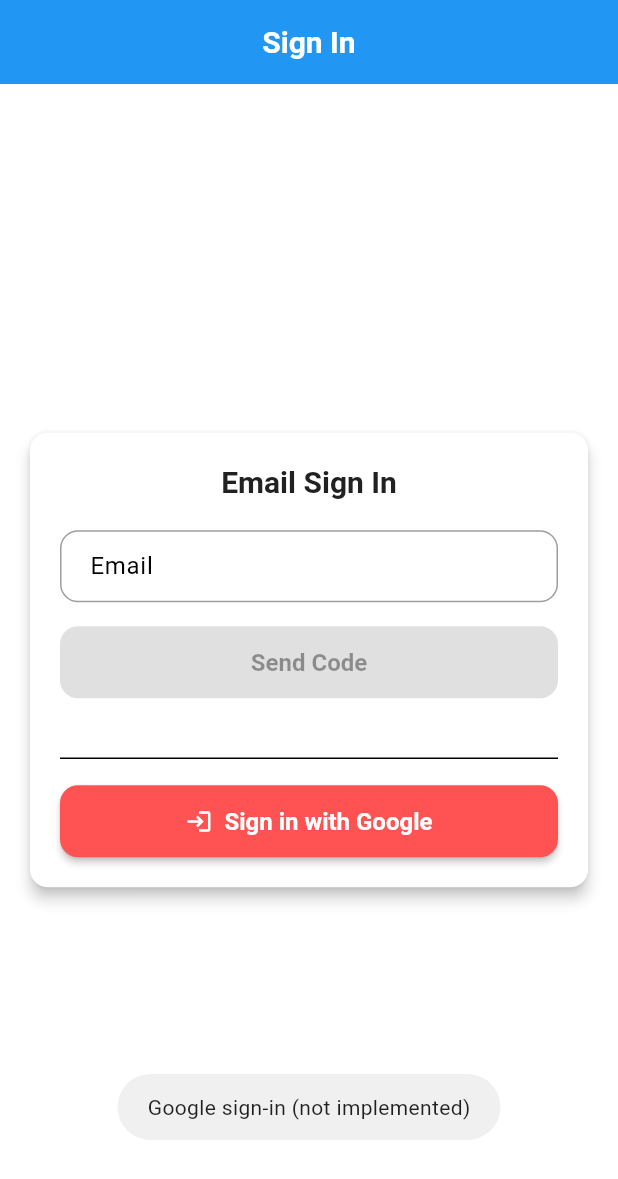
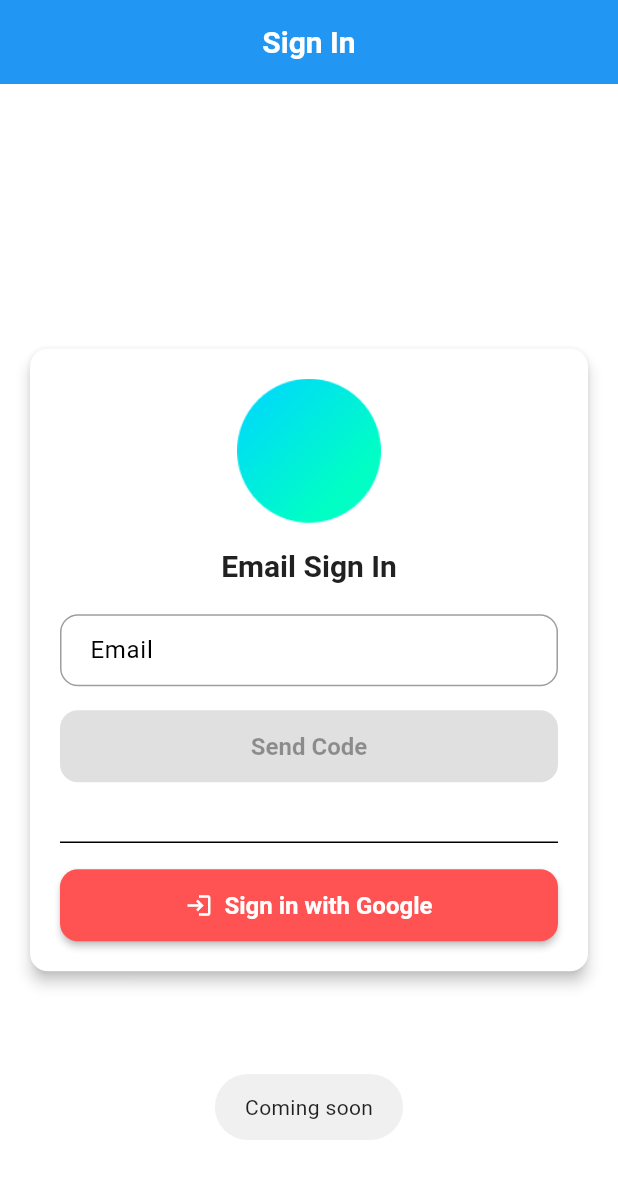
Before and after one commit to sihai-org/SmartDisplayMobile, a Flutter app: the screen it shows after launch, after a tap on "Sign in with Google", on a phone screen of 412 x 824 dp. Shown: the top 1179 px of the screen. Run offline on Flutter 3.47's test engine with Material 3 defaults, Android fonts, the phone set to English and light mode, and no system bars; our stand-ins replace app_links, equatable, flutter_riverpod, flutter_secure_storage, fluttertoast, freezed_annotation and 4 more; missing offline and left inert: cryptography, flutter_reactive_ble, mobile_scanner; accounts and stored records are empty.

Commit message:
wip: ui_splash

```diff
--- a/lib/l10n/app_en.arb
+++ b/lib/l10n/app_en.arb
@@ -32,6 +32,8 @@
   "page_not_exist": "Requested page does not exist: {path}",
   "back_to_home": "Back to Home",
   "splash_loading": "Loading...",
+  "splash_title": "Hello",
+  "splash_subtitle": "Datou SmartDisplay",
   "login_title": "Sign In",
   "login_button": "Log in",
   "login_email": "Email",
@@ -65,7 +67,7 @@
   "signin_with_google": "Sign in with Google",
   "signout_failed": "Sign out failed: {error}"
   ,
-  "google_signin_placeholder": "Google sign-in (not implemented)"
+  "google_signin_placeholder": "Coming soon"
   ,
   "welcome_title": "Welcome to SmartDisplay",
   "welcome_hint": "Scan the QR code on the display to provision Wi‑Fi",
--- a/lib/l10n/app_localizations.dart
+++ b/lib/l10n/app_localizations.dart
@@ -269,6 +269,18 @@
   /// **'Loading...'**
   String get splash_loading;
 
+  /// No description provided for @splash_title.
+  ///
+  /// In en, this message translates to:
+  /// **'Hello'**
+  String get splash_title;
+
+  /// No description provided for @splash_subtitle.
+  ///
+  /// In en, this message translates to:
+  /// **'Datou SmartDisplay'**
+  String get splash_subtitle;
+
   /// No description provided for @login_email.
   ///
   /// In en, this message translates to:
@@ -446,7 +458,7 @@
   /// No description provided for @google_signin_placeholder.
   ///
   /// In en, this message translates to:
-  /// **'Google sign-in (not implemented)'**
+  /// **'Coming soon'**
   String get google_signin_placeholder;
 
   /// No description provided for @welcome_title.
--- a/lib/l10n/app_localizations_en.dart
+++ b/lib/l10n/app_localizations_en.dart
@@ -98,6 +98,12 @@
   String get splash_loading => 'Loading...';
 
   @override
+  String get splash_title => 'Hello';
+
+  @override
+  String get splash_subtitle => 'Datou SmartDisplay';
+
+  @override
   String get login_email => 'Email';
 
   @override
@@ -195,7 +201,7 @@
   }
 
   @override
-  String get google_signin_placeholder => 'Google sign-in (not implemented)';
+  String get google_signin_placeholder => 'Coming soon';
 
   @override
   String get welcome_title => 'Welcome to SmartDisplay';
--- a/lib/l10n/app_localizations_zh.dart
+++ b/lib/l10n/app_localizations_zh.dart
@@ -98,6 +98,12 @@
   String get splash_loading => '加载中...';
 
   @override
+  String get splash_title => '你好';
+
+  @override
+  String get splash_subtitle => '大头智显';
+
+  @override
   String get login_email => '邮箱';
 
   @override
@@ -195,7 +201,7 @@
   }
 
   @override
-  String get google_signin_placeholder => 'Google 登录入口（暂未实现）';
+  String get google_signin_placeholder => '敬请期待';
 
   @override
   String get welcome_title => '欢迎使用大头智显';
--- a/lib/l10n/app_zh.arb
+++ b/lib/l10n/app_zh.arb
@@ -32,6 +32,8 @@
   "page_not_exist": "请求的页面不存在: {path}",
   "back_to_home": "返回首页",
   "splash_loading": "加载中...",
+  "splash_title": "你好",
+  "splash_subtitle": "大头智显",
   "login_title": "登录",
   "login_button": "登录",
   "login_email": "邮箱",
@@ -65,7 +67,7 @@
   "signin_with_google": "使用 Google 登录",
   "signout_failed": "退出失败: {error}"
   ,
-  "google_signin_placeholder": "Google 登录入口（暂未实现）"
+  "google_signin_placeholder": "敬请期待"
   ,
   "welcome_title": "欢迎使用大头智显",
   "welcome_hint": "请扫描显示器上的二维码为显示器配置网络",
--- a/lib/presentation/pages/login_page.dart
+++ b/lib/presentation/pages/login_page.dart
@@ -163,6 +163,21 @@
                 child: Column(
                   crossAxisAlignment: CrossAxisAlignment.stretch,
                   children: [
+                    // App Logo
+                    Center(
+                      child: SizedBox(
+                        width: 96,
+                        height: 96,
+                        child: ClipRRect(
+                          borderRadius: BorderRadius.circular(20),
+                          child: Image.asset(
+                            'assets/images/logo.png',
+                            fit: BoxFit.contain,
+                          ),
+                        ),
+                      ),
+                    ),
+                    const SizedBox(height: 16),
                     Text(l10n.email_signin,
                         style: Theme.of(context).textTheme.titleLarge,
                         textAlign: TextAlign.center),
--- a/lib/presentation/pages/splash_page.dart
+++ b/lib/presentation/pages/splash_page.dart
@@ -145,8 +145,9 @@
 
   @override
   Widget build(BuildContext context) {
+    final isDark = Theme.of(context).brightness == Brightness.dark;
     return Scaffold(
-      backgroundColor: Theme.of(context).colorScheme.primary,
+      backgroundColor: isDark ? Colors.black : Colors.white,
       body: Center(
         child: AnimatedBuilder(
           animation: _animationController,
@@ -158,65 +159,33 @@
                 child: Column(
                   mainAxisAlignment: MainAxisAlignment.center,
                   children: [
-                    // App Icon
-                    Container(
+                    // App Logo
+                    SizedBox(
                       width: 120,
                       height: 120,
-                      decoration: BoxDecoration(
-                        color: Colors.white,
+                      child: ClipRRect(
                         borderRadius: BorderRadius.circular(24),
-                        boxShadow: [
-                          BoxShadow(
-                            color: Colors.black.withOpacity(0.2),
-                            blurRadius: 10,
-                            offset: const Offset(0, 4),
-                          ),
-                        ],
-                      ),
-                      child: const Icon(
-                        Icons.wifi_protected_setup,
-                        size: 64,
-                        color: Color(0xFF2196F3),
+                        child: Image.asset(
+                          'assets/images/logo.png',
+                          fit: BoxFit.contain,
+                        ),
                       ),
                     ),
-                    const SizedBox(height: 32),
-
-                    // App Name
+                    const SizedBox(height: 24),
                     Text(
-                      AppConstants.appName,
-                      style:
-                          Theme.of(context).textTheme.headlineMedium?.copyWith(
-                                color: Colors.white,
-                                fontWeight: FontWeight.bold,
-                              ),
-                    ),
-                    const SizedBox(height: 16),
-
-                    // App Description
-                    Text(
-                      context.l10n.appTitle,
-                      style: Theme.of(context).textTheme.titleMedium?.copyWith(
-                            color: Colors.white.withOpacity(0.9),
+                      context.l10n.splash_title,
+                      style: Theme.of(context).textTheme.headlineMedium?.copyWith(
+                            color: isDark ? Colors.white : Colors.black,
+                            fontWeight: FontWeight.bold,
                           ),
                     ),
-                    const SizedBox(height: 48),
-
-                    // Loading Indicator
-                    SizedBox(
-                      width: 32,
-                      height: 32,
-                      child: CircularProgressIndicator(
-                        valueColor: AlwaysStoppedAnimation<Color>(
-                          Colors.white.withOpacity(0.8),
-                        ),
-                        strokeWidth: 3,
-                      ),
-                    ),
-                    const SizedBox(height: 12),
+                    const SizedBox(height: 8),
                     Text(
-                      context.l10n.splash_loading,
-                      style: Theme.of(context).textTheme.bodyMedium?.copyWith(
-                            color: Colors.white.withOpacity(0.9),
+                      context.l10n.splash_subtitle,
+                      style: Theme.of(context).textTheme.titleMedium?.copyWith(
+                            color: isDark
+                                ? Colors.white.withOpacity(0.7)
+                                : Colors.black.withOpacity(0.6),
                           ),
                     ),
                   ],
--- a/pubspec.yaml
+++ b/pubspec.yaml
@@ -104,9 +104,8 @@
   generate: true
 
   # To add assets to your application, add an assets section, like this:
-  # assets:
-  #   - images/a_dot_burr.jpeg
-  #   - images/a_dot_ham.jpeg
+  assets:
+    - assets/images/
 
   # An image asset can refer to one or more resolution-specific "variants", see
   # https://flutter.dev/assets-and-images/#resolution-aware
```
Also changed, not shown: assets/images/logo.png (added).
